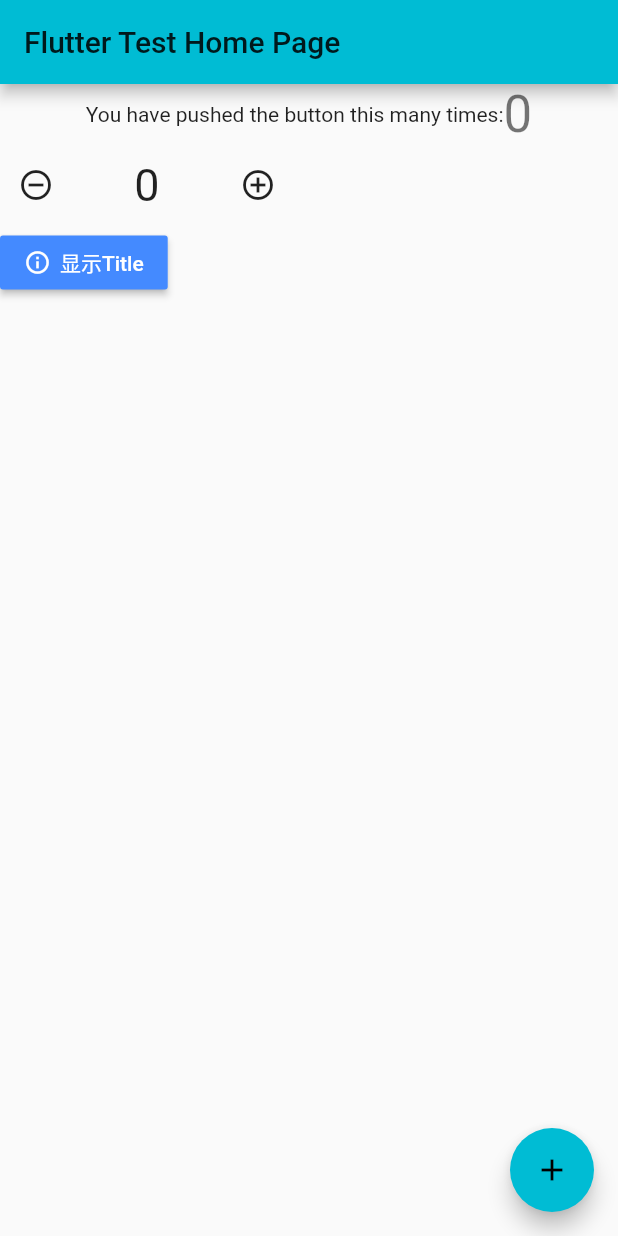
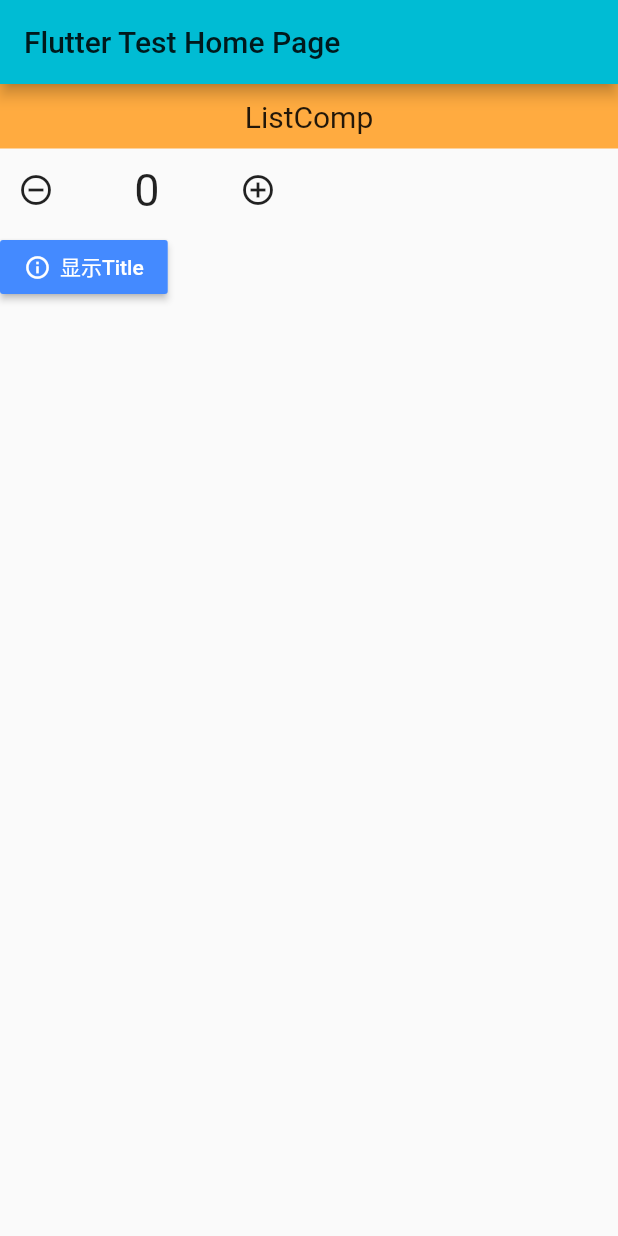
Before and after one commit to zero9527/fluttertest, a Flutter app: the screen it shows after launch, on a phone screen of 412 x 824 dp. Run offline on Flutter 3.47's test engine with Material 2 defaults, Android fonts, the phone set to English and light mode, and no system bars.

Commit message:
Container设置样式

```diff
--- a/lib/components/list.dart
+++ b/lib/components/list.dart
@@ -13,6 +13,12 @@ class ListComp extends StatefulWidget {
 class ListState extends State<ListComp> {
   int count = 0;
   Function onChange = () => {};
+
+  @override
+  void initState() {
+    // TODO: implement initState
+    super.initState();
+  }
 
   void counter(type) {
     setState(() {
@@ -63,6 +69,16 @@ class ListState extends State<ListComp> {
   Widget build(BuildContext context) {
     return Column(
       children: <Widget>[
+        Container(
+          alignment: Alignment.center,
+          padding: const EdgeInsets.all(10),
+          decoration: BoxDecoration(
+            color: Colors.orangeAccent
+          ),
+          child: Text('ListComp', style: TextStyle(
+            fontSize: 20
+          )),
+        ),
         Row(
           children: <Widget>[
             IconButton(
--- a/lib/main.dart
+++ b/lib/main.dart
@@ -46,18 +46,6 @@ class MyHomePage extends StatefulWidget {
 }
 
 class _MyHomePageState extends State<MyHomePage> {
-  int _counter = 0;
-
-  void _incrementCounter() {
-    setState(() {
-      // This call to setState tells the Flutter framework that something has
-      // changed in this State, which causes it to rerun the build method below
-      // so that the display can reflect the updated values. If we changed
-      // _counter without calling setState(), then the build method would not be
-      // called again, and so nothing would appear to happen.
-      _counter++;
-    });
-  }
 
   void listCountChange(num) {
     // print('num: $num');
@@ -75,29 +63,12 @@ class _MyHomePageState extends State<MyHomePage> {
       ),
       body: Column(
         children: <Widget>[
-          Row(
-            mainAxisAlignment: MainAxisAlignment.center,
-            children: <Widget>[
-              Text(
-                'You have pushed the button this many times:',
-              ),
-              Text(
-                '$_counter',
-                style: Theme.of(context).textTheme.display1,
-              ),
-            ],
-          ),
           ListComp(
             title: '嘿嘿嘿',
             onChange: (num) => listCountChange(num)
           ),
         ],
       ),
-      floatingActionButton: FloatingActionButton(
-        onPressed: _incrementCounter,
-        tooltip: 'Increment',
-        child: Icon(Icons.add),
-      ), // This trailing comma makes auto-formatting nicer for build methods.
     );
   }
 }
```
